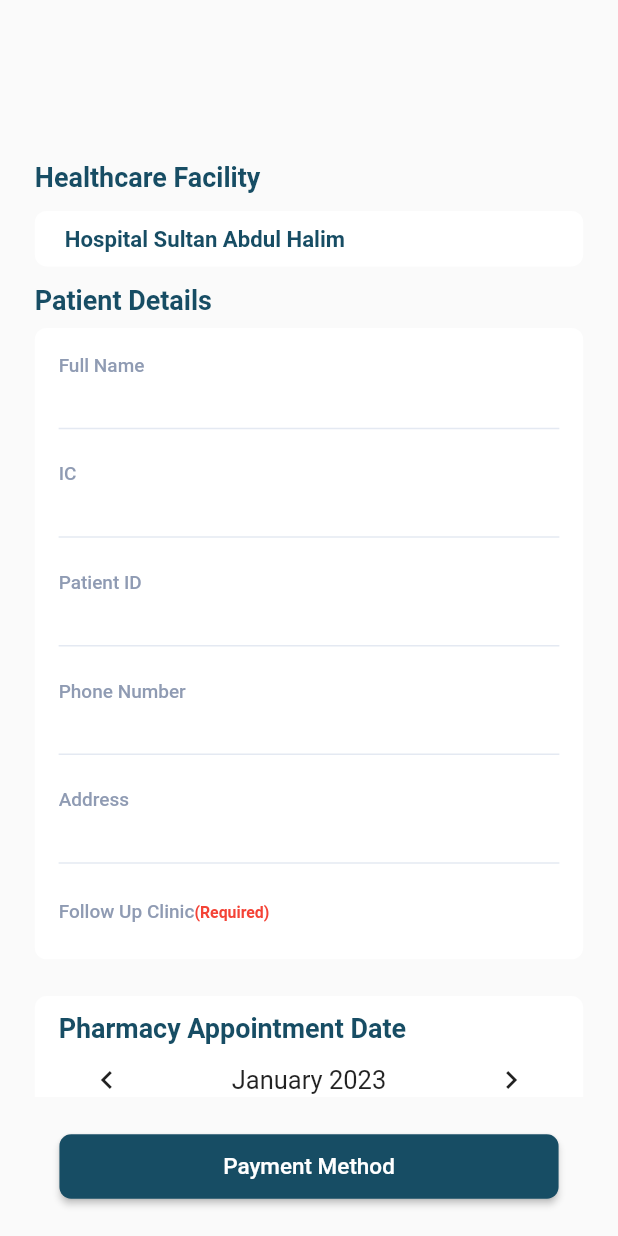
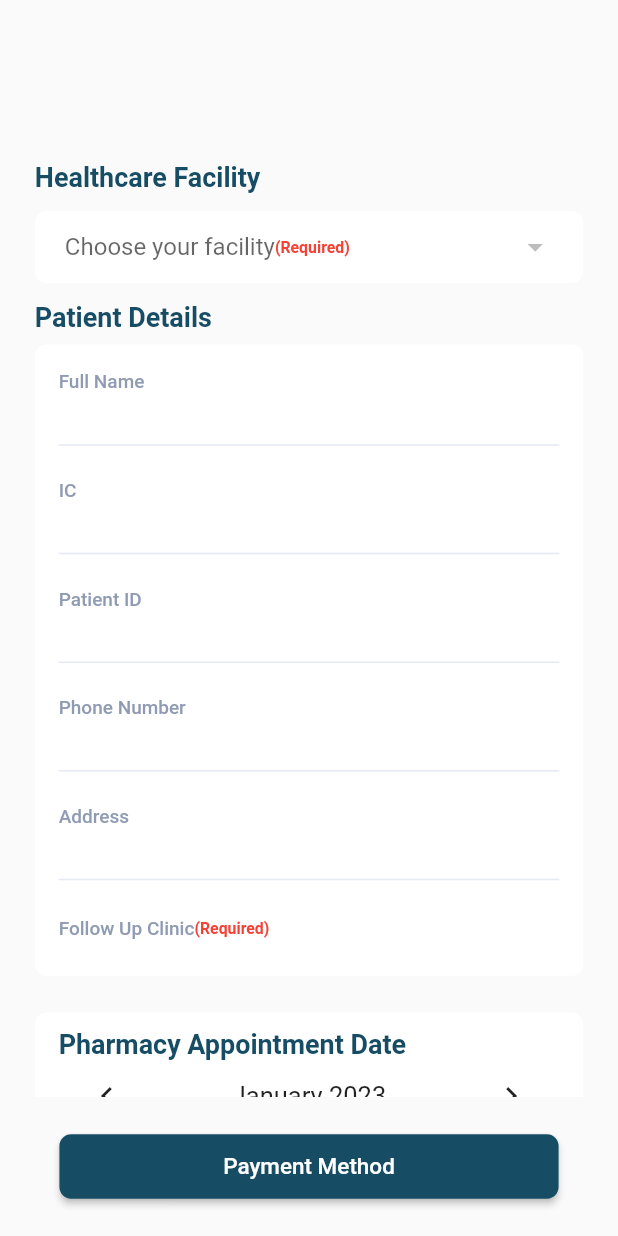
Before and after one commit to anasboyka/CarryPill, a Flutter app: the BookAppointmentTab widget shown alone on an empty page, opened directly with empty values, on a phone screen of 412 x 824 dp. Run offline on Flutter 3.47's test engine with Material 2 defaults, Android fonts, the phone set to English and light mode, and no system bars; drawn by our look-alikes of table_calendar; our stand-ins replace cloud_firestore, file_picker, firebase_auth, firebase_core, firebase_storage, flutter_screenutil and 4 more; missing offline and left inert: flutter_phone_direct_caller; accounts and stored records are empty; generated files the repository leaves out were written again; Roboto replaces fonts that are missing (SF Pro Text); project files that could hold a hidden picture were left out.

Commit message:
finished choose healthcare facility

```diff
--- a/lib/presentations/pages/homepage/tabs/subhome/tabpage/book_appointment_tab.dart
+++ b/lib/presentations/pages/homepage/tabs/subhome/tabpage/book_appointment_tab.dart
@@ -61,11 +61,7 @@
   DateTime _focusedDay = DateTime.now();
   DateTime? _selectedDay;
 
-  Facility facility = Facility(
-      facilityName: 'Hospital Kuala Lumpur',
-      geoPoint: const GeoPoint(3.1715, 101.7025),
-      fullAddress:
-          'Jalan Pahang, 50586 Kuala Lumpur, Wilayah Persekutuan Kuala Lumpur');
+  Facility? facility;
 
   @override
   void initState() {
@@ -105,16 +101,43 @@
                     ),
                   ),
                   gaphr(h: 12.5),
-                  Container(
-                    width: double.infinity,
-                    padding: const EdgeInsets.symmetric(
-                        horizontal: 20, vertical: 10),
+                  FutureBuilder(
+                      future: FirestoreRepo().facilityList,
+                      builder: (_, AsyncSnapshot snapshot) {
+                        if (snapshot.hasData) {
+                          List<Facility> facilities = snapshot.data;
+                          return Container(
+                            padding: const EdgeInsets.symmetric(horizontal: 20),
                             decoration: BoxDecoration(
                               borderRadius: BorderRadius.circular(8.r),
                               color: kcWhite,
                             ),
+                            child: DropdownButtonHideUnderline(
+                              child: DropdownButton<Facility>(
+                                  borderRadius: BorderRadius.circular(8.r),
+                                  isExpanded: true,
+                                  hint: Row(
+                                    children: [
+                                      const Text("Choose your facility"),
+                                      facility == null
+                                          ? Text(
+                                              '(Required)',
+                                              style: kwtextStyleRD(
+                                                c: Colors.red,
+                                                fs: 10,
+                                                fw: FontWeight.w600,
+                                              ),
+                                            )
+                                          : gapw(w: 0),
+                                    ],
+                                  ),
+                                  value: facility,
+                                  items: facilities
+                                      .map(
+                                        (e) => DropdownMenuItem<Facility>(
+                                          value: e,
                                           child: Text(
-                      'Hospital Sultan Abdul Halim',
+                                            e.facilityName,
                                             style: kwtextStyleRD(
                                               c: kcPrimary,
                                               fs: 14,
@@ -122,7 +145,30 @@
                                             ),
                                           ),
                                         ),
-
+                                      )
+                                      .toList(),
+                                  onChanged: (Facility? facilityy) {
+                                    setState(() {
+                                      facility = facilityy;
+                                      Provider.of<OrderProvider>(context,
+                                              listen: false)
+                                          .setFacility(facility!);
+                                    });
+                                  }),
+                            ),
+                          );
+                        } else {
+                          return Center(
+                            child: SizedBox(
+                              width: double.infinity,
+                              height: 200,
+                              child: Center(
+                                child: loadingPillriveR(100),
+                              ),
+                            ),
+                          );
+                        }
+                      }),
                   gaphr(h: 12.5),
                   Align(
                     alignment: Alignment.centerLeft,
@@ -281,7 +327,7 @@
                               return isSameDay(_selectedDay, day);
                             },
                             onDaySelected: (selectedDay, focusedDay) {
-                              if (!isSameDay(_selectedDay, selectedDay)) {
+                              if (!isSameDay(selectedDay, selectedDay)) {
                                 setState(() {
                                   _selectedDay = selectedDay;
                                   _focusedDay = focusedDay;
@@ -320,7 +366,8 @@
                       phoneNumCon.text.isNotEmpty &&
                       addressCon.text.isNotEmpty &&
                       !clinicList.every((element) => element.status == false) &&
-                      _selectedDay != null) {
+                      _selectedDay != null &&
+                      facility != null) {
                     OrderService orderService =
                         Provider.of<OrderProvider>(context, listen: false)
                             .orderService;
@@ -346,8 +393,8 @@
                     //   // TODO
                     // }
 
-                    geoFacility = GeoPoint(facility.geoPoint.latitude,
-                        facility.geoPoint.longitude);
+                    geoFacility = GeoPoint(facility!.geoPoint.latitude,
+                        facility!.geoPoint.longitude);
                     totalPay = orderService.serviceType ==
                             ServiceType.requestDelivery
                         ? LocationRepo()
@@ -366,7 +413,7 @@
                     Provider.of<OrderProvider>(context, listen: false)
                         .updatePatient(patient);
                     Provider.of<OrderProvider>(context, listen: false)
-                        .setFacility(facility);
+                        .setFacility(facility!);
                     Provider.of<OrderProvider>(context, listen: false)
                         .setTotalPay(totalPay);
 
```
Lines whose indentation alone changed are shown as unchanged.
